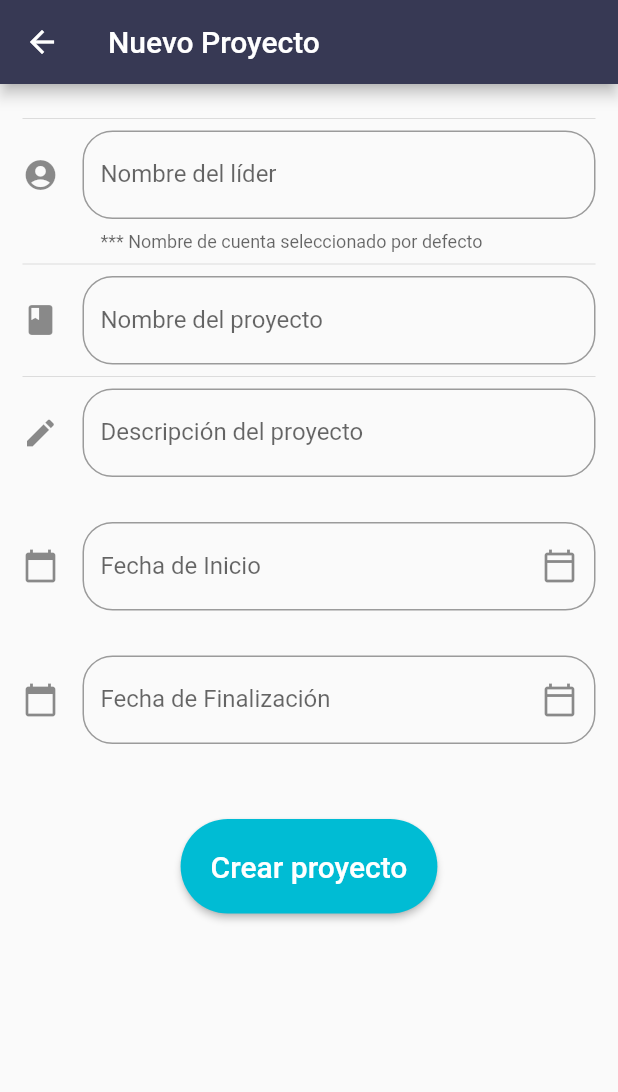
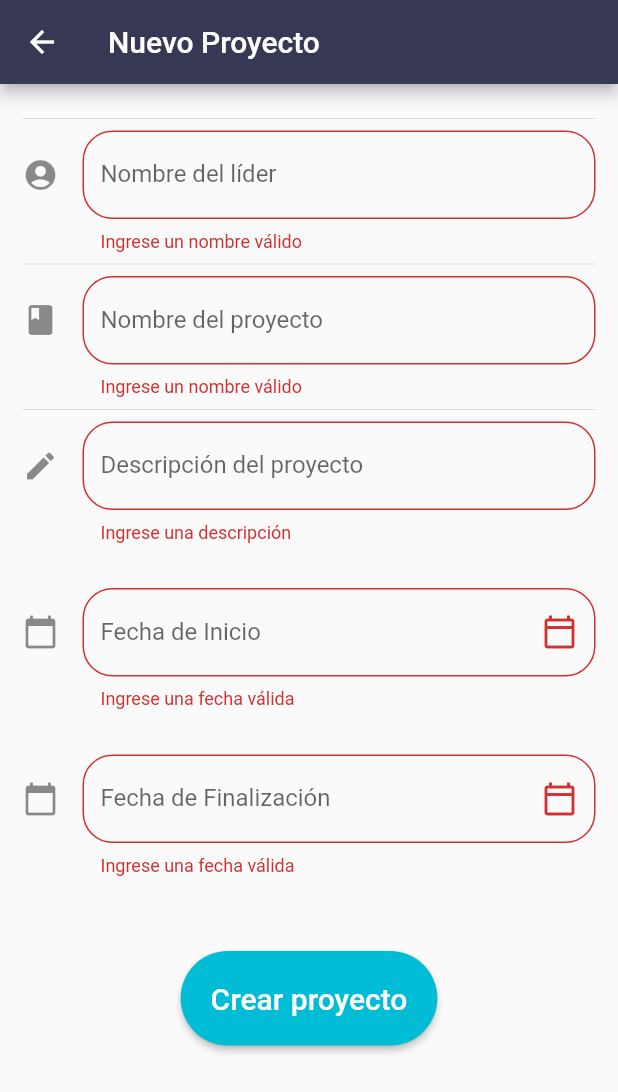
Before and after one commit to Fraxkg/Kome-on, a Flutter app: the NuevoProyectoPage screen opened by its route, after a tap on "Crear proyecto", on a phone screen of 412 x 824 dp. Shown: the top 1092 px of the screen. Run offline on Flutter 3.47's test engine with Material 2 defaults, Android fonts, the phone set to English and light mode, and no system bars; network calls fail.

```diff
--- /dev/null
+++ b/lib/src/models/proyecto_model.dart
@@ -0,0 +1,45 @@
+// To parse this JSON data, do
+//
+//     final proyectoModel = proyectoModelFromJson(jsonString);
+
+import 'dart:convert';
+
+ProyectoModel proyectoModelFromJson(String str) => ProyectoModel.fromJson(json.decode(str));
+
+String proyectoModelToJson(ProyectoModel data) => json.encode(data.toJson());
+
+class ProyectoModel {
+    ProyectoModel({
+        this.id,
+        this.nombre='',
+        this.responsable="",
+        this.descripcion="",
+        this.fechaInicio="",
+        this.fechaFin="",
+    });
+
+    String id;
+    String nombre;
+    String responsable;
+    String descripcion;
+    String fechaInicio;
+    String fechaFin;
+
+    factory ProyectoModel.fromJson(Map<String, dynamic> json) => ProyectoModel(
+        id            : json["id"],
+        nombre        : json["nombre"],
+        responsable   : json["responsable"],
+        descripcion   : json["descripcion"],
+        fechaInicio   : json["fechaInicio"],
+        fechaFin      : json["fechaFin"],
+    );
+
+    Map<String, dynamic> toJson() => {
+        "id"            : id,
+        "nombre"        : nombre,
+        "responsable"   : responsable,
+        "descripcion"   : descripcion,
+        "fechaInicio"   : fechaInicio,
+        "fechaFin"      : fechaFin,
+    };
+}
--- a/lib/src/pages/home_page.dart
+++ b/lib/src/pages/home_page.dart
@@ -1,7 +1,9 @@
 
 import 'package:flutter/material.dart';
+import 'package:kome_on/src/providers/proyectos_provider.dart';
 
 class HomePage extends StatefulWidget {
+
   HomePage({Key key}) : super(key: key);
 
   @override
@@ -9,6 +11,7 @@ class HomePage extends StatefulWidget {
 }
 
 class _HomePageState extends State<HomePage> {
+  final proyectosProvider = new ProyectosProvider();
 
   String _nombreUsuario="Francisco Sánchez";
   bool _firstRun=false;
@@ -67,6 +70,7 @@ class _HomePageState extends State<HomePage> {
 
   @override
   Widget build(BuildContext context) {
+
 //nav bar desde otra pantalla
     int _regresarHome = ModalRoute.of(context).settings.arguments;
     if(_regresarHome==null ){
@@ -103,6 +107,7 @@ class _HomePageState extends State<HomePage> {
         Wrap(
 
           children: <Widget>[
+            _crearTablero(proyectosProvider),
             _cardPostick(queryData,context),
 
 
@@ -171,7 +176,14 @@ class _HomePageState extends State<HomePage> {
   }
 }
 
-
+Widget _crearTablero(proyectosProvider){
+    return FutureBuilder(
+      future: proyectosProvider.cargarProyectos(),
+      builder: (BuildContext context, AsyncSnapshot snapshot){
+        return;
+      }
+    );
+}
 
 //Wdiget creacion de proyectos
 Widget _cardPostick(MediaQueryData screenWidth,  context){
@@ -224,6 +236,7 @@ Widget _cardPostick(MediaQueryData screenWidth,  context){
     },
   );
 
+
 }
 
 //colorcitos
--- a/lib/src/pages/nuevoProyecto_page.dart
+++ b/lib/src/pages/nuevoProyecto_page.dart
@@ -1,6 +1,9 @@
 import 'package:flutter/material.dart';
 
+import 'package:kome_on/src/models/proyecto_model.dart';
+import 'package:kome_on/src/providers/proyectos_provider.dart';
 class NuevoProyectoPage extends StatefulWidget {
+
   NuevoProyectoPage({Key key}) : super(key: key);
 
   @override
@@ -8,6 +11,11 @@ class NuevoProyectoPage extends StatefulWidget {
 }
 
 class _NuevoProyectoPageState extends State<NuevoProyectoPage> {
+  final formKey = GlobalKey<FormState>();
+
+  ProyectoModel proyecto= new ProyectoModel();
+  final proyectoProvider = new ProyectosProvider();
+
   TextEditingController _inputFieldDateController = new TextEditingController();
   TextEditingController _inputFieldDateController2 = new TextEditingController();
 
@@ -38,7 +46,7 @@ class _NuevoProyectoPageState extends State<NuevoProyectoPage> {
         child: Container(
           padding: EdgeInsets.all(15.0),
           child: Form(
-
+            key: formKey,
             child: Column(
               children: <Widget>[
                 Divider(),
@@ -59,7 +67,7 @@ class _NuevoProyectoPageState extends State<NuevoProyectoPage> {
                   textColor: Colors.white,
                   shape: StadiumBorder(),
                   onPressed: (){
-
+                    _submit();
                   }
                 )
 
@@ -88,6 +96,14 @@ class _NuevoProyectoPageState extends State<NuevoProyectoPage> {
 
         icon: Icon(Icons.edit)
       ),
+      onSaved: (value)=>proyecto.descripcion=value,
+      validator: (value){
+        if(value.length<3){
+          return 'Ingrese una descripción';
+        }else{
+          return null;
+        }
+      },
       onChanged: (valor) => setState(() {
           _descripcion = valor;
 
@@ -95,6 +111,7 @@ class _NuevoProyectoPageState extends State<NuevoProyectoPage> {
 
     );
   }
+
   Widget _crearNombreProyecto(){
     return TextFormField(
       //autofocus: true,
@@ -111,6 +128,13 @@ class _NuevoProyectoPageState extends State<NuevoProyectoPage> {
 
         icon: Icon(Icons.book)
       ),
+      onSaved: (value)=>proyecto.nombre=value,
+      validator: (value){
+        if(value.length<3){
+          return 'Ingrese un nombre válido';
+        }else{
+          return null;
+        }},
       onChanged: (valor) => setState(() {
           _nombreProyecto = valor;
 
@@ -136,6 +160,13 @@ class _NuevoProyectoPageState extends State<NuevoProyectoPage> {
 
         icon: Icon(Icons.account_circle)
       ),
+      onSaved: (value)=>proyecto.responsable=value,
+      validator: (value){
+        if(value.length<3){
+          return 'Ingrese un nombre válido';
+        }else{
+          return null;
+        }},
       onChanged: (valor) => setState(() {
           _nombreUsuario = valor;
 
@@ -158,6 +189,13 @@ class _NuevoProyectoPageState extends State<NuevoProyectoPage> {
         suffixIcon: Icon(Icons.calendar_today_outlined),
         icon: Icon(Icons.calendar_today)
       ),
+      onSaved: (value)=>proyecto.fechaInicio=value,
+      validator: (value){
+        if(value.length<3){
+          return 'Ingrese una fecha válida';
+        }else{
+          return null;
+        }},
       onTap: () {
         FocusScope.of(context).requestFocus(new FocusNode());
         _selectDate(context,1);
@@ -179,6 +217,14 @@ class _NuevoProyectoPageState extends State<NuevoProyectoPage> {
         suffixIcon: Icon(Icons.calendar_today_outlined),
         icon: Icon(Icons.calendar_today)
       ),
+      onSaved: (value)=>proyecto.fechaFin=value,
+      validator: (value){
+        if(value.length<3){
+          return 'Ingrese una fecha válida';
+        }
+        else{
+          return null;
+        }},
       onTap: () {
         FocusScope.of(context).requestFocus(new FocusNode());
         _selectDate(context,2);
@@ -186,13 +232,14 @@ class _NuevoProyectoPageState extends State<NuevoProyectoPage> {
       },
     );
   }
+
   _selectDate(BuildContext context,seleccion)async{
 
     DateTime picked = await showDatePicker(
       context: context,
       initialDate: new DateTime.now(),
-      firstDate: new DateTime(2018),
-      lastDate: new DateTime(2025),
+      firstDate: new DateTime(2019),
+      lastDate: new DateTime(2028),
 
       locale: Locale('es','ES')
     );
@@ -203,14 +250,24 @@ class _NuevoProyectoPageState extends State<NuevoProyectoPage> {
         _inputFieldDateController.text = _fechaInicio;
 
       });
-    }else if(picked != null && seleccion==1){
+    }else if(picked != null && seleccion==2){
       setState(() {
         _fechaFin=picked.year.toString()+"/"+picked.month.toString()+"/"+picked.day.toString();
         _inputFieldDateController2.text = _fechaFin;
 
       });
     }
-    print(_fechaInicio);
-    print(_fechaFin);
+    // print(_fechaInicio);
+    // print(_fechaFin);
+  }
+
+  void _submit(){
+    if(!formKey.currentState.validate()){
+      return;
+    }
+    formKey.currentState.save();
+    print(proyecto.nombre);
+
+    proyectoProvider.crearProyecto(proyecto);
   }
 }
--- /dev/null
+++ b/lib/src/providers/proyectos_provider.dart
@@ -0,0 +1,31 @@
+import 'dart:convert';
+
+import 'package:kome_on/src/models/proyecto_model.dart';
+import 'package:http/http.dart' as http;
+class ProyectosProvider{
+
+  final String _url='https://kome-on.firebaseio.com';
+
+  Future<bool>crearProyecto(ProyectoModel proyecto)async{
+    final url='$_url/proyectos.json';
+
+    final resp = await http.post(url, body: proyectoModelToJson(proyecto));
+
+    final decodedData=json.decode(resp.body);
+
+    print(decodedData);
+
+    return true;
+
+  }
+  Future<List<ProyectoModel>> cargarProyectos()async{
+    final url='$_url/proyectos.json';
+    final resp= await http.get(url);
+
+    final decodedData =json.decode(resp.body);
+
+    print(decodedData);
+
+    return[];
+  }
+}
--- a/pubspec.yaml
+++ b/pubspec.yaml
@@ -29,6 +29,8 @@ dependencies:
 
   # The following adds the Cupertino Icons font to your application.
   # Use with the CupertinoIcons class for iOS style icons.
+  rxdart: ^0.24.1
+  http: ^0.12.2
   cupertino_icons: ^1.0.0
 
 dev_dependencies:
```
Also changed, not shown: lib/src/utils/utils.dart (added), pubspec.lock.
